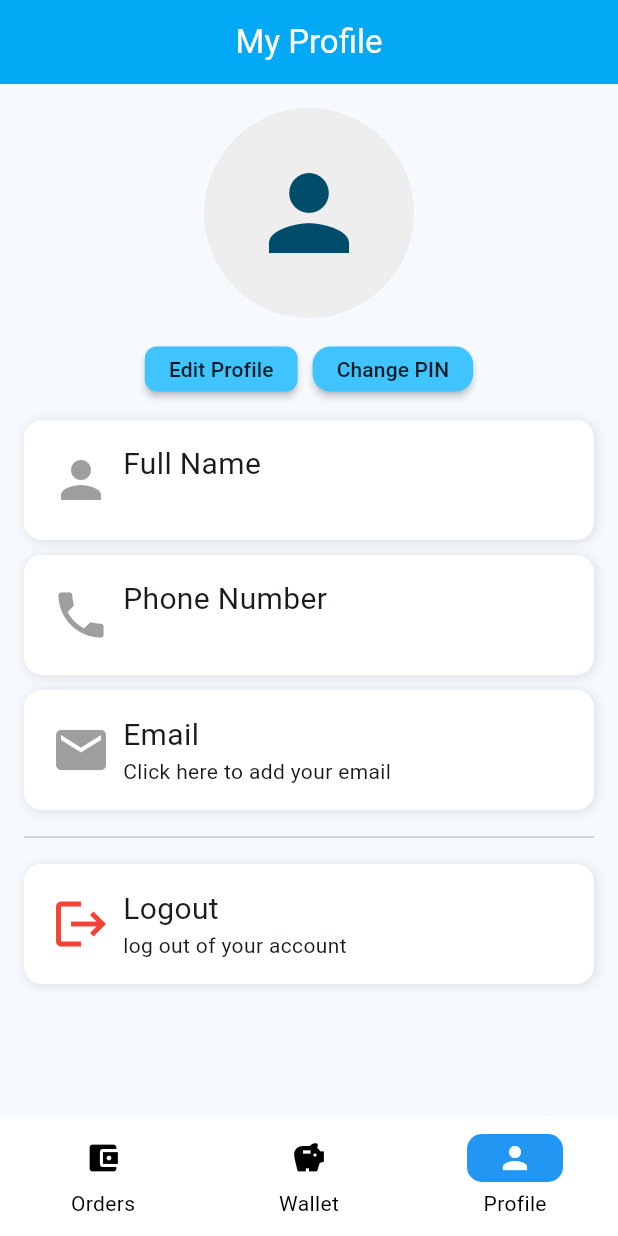
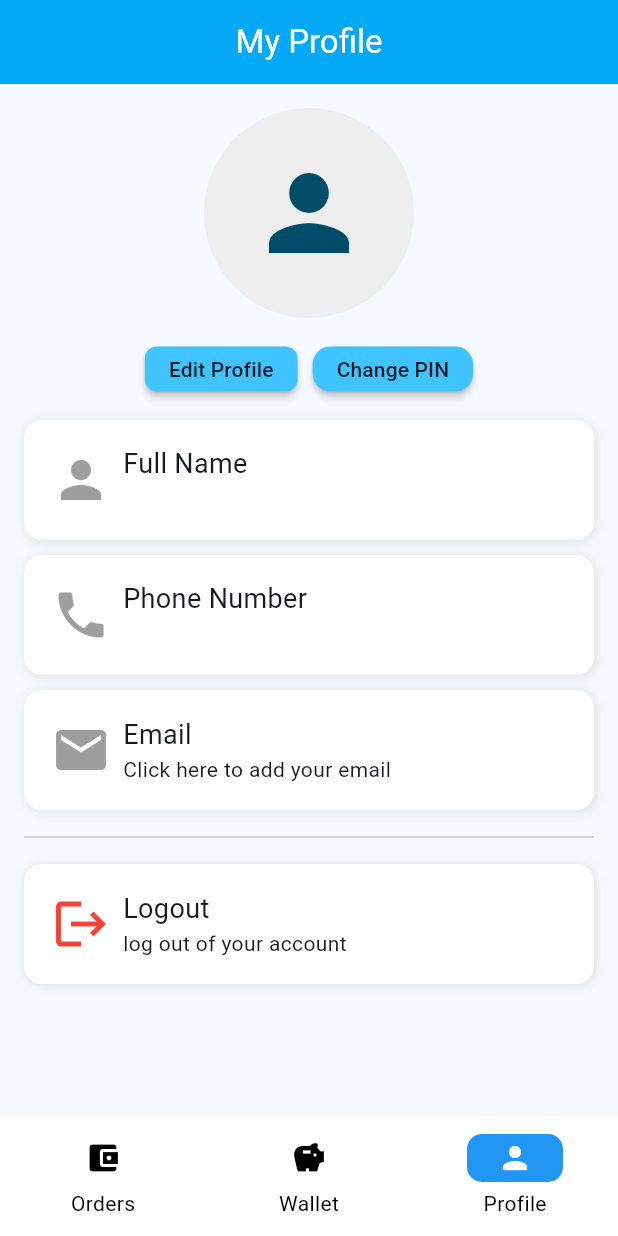
Before and after one commit to Ismail-muhammad123/A-star-data-app, a Flutter app: the HomePage screen opened by its route, item 3 of the bottom bar chosen, on a phone screen of 412 x 824 dp. Run offline on Flutter 3.47's test engine with Material 3 defaults, Android fonts, the phone set to English and light mode, and no system bars; our stand-ins replace dio, go_router, shared_preferences, webview_flutter; accounts and stored records are empty; network calls fail.

Commit message:
profile done

```diff
--- a/lib/core/constants/api_endpoints.dart
+++ b/lib/core/constants/api_endpoints.dart
@@ -16,7 +16,7 @@ class AuthEndpoints {
 class ProfileEndpoints {
   final String getProfile = "$baseUrl/account/profile/";
   final String updateProfile = "$baseUrl/account/profile/";
-  final String changePin = "$baseUrl/account/account/change-pin/";
+  final String changePin = "$baseUrl/account/change-pin/";
 
   // final String kycStatus = "$baseUrl/account/kyc/status/";
   // final String kycUpdate = "$baseUrl/account/kyc/update/";
--- a/lib/features/profile/views/pages/personal/change_password_form_page.dart
+++ b/lib/features/profile/views/pages/personal/change_password_form_page.dart
@@ -64,7 +64,10 @@ class _ChangePasswordPageState extends State<ChangePasswordPage> {
                     );
                     if (res) {
                       ScaffoldMessenger.of(context).showSnackBar(
-                        SnackBar(content: Text('PIN changed successfully')),
+                        SnackBar(
+                          content: Text('PIN changed successfully'),
+                          backgroundColor: Colors.green,
+                        ),
                       );
                       if (mounted) {
                         context.canPop()
--- a/lib/features/profile/views/widgets/sub_profile_tile.dart
+++ b/lib/features/profile/views/widgets/sub_profile_tile.dart
@@ -49,15 +49,9 @@ class ProfileSubSectionTile extends StatelessWidget {
             crossAxisAlignment: CrossAxisAlignment.start,
             mainAxisAlignment: MainAxisAlignment.center,
             children: [
-              Text(title ?? "", style: TextStyle(fontSize: 20)),
-              Text(subTitle ?? ""),
+              Text(title ?? "", style: TextStyle(fontSize: 18)),
+              Text(subTitle ?? "", overflow: TextOverflow.ellipsis),
             ],
-          ),
-          Spacer(),
-          Icon(
-            trailing,
-            color: isCompleted ?? false ? Colors.green : Colors.red,
-            size: 30,
           ),
         ],
       ),
```
